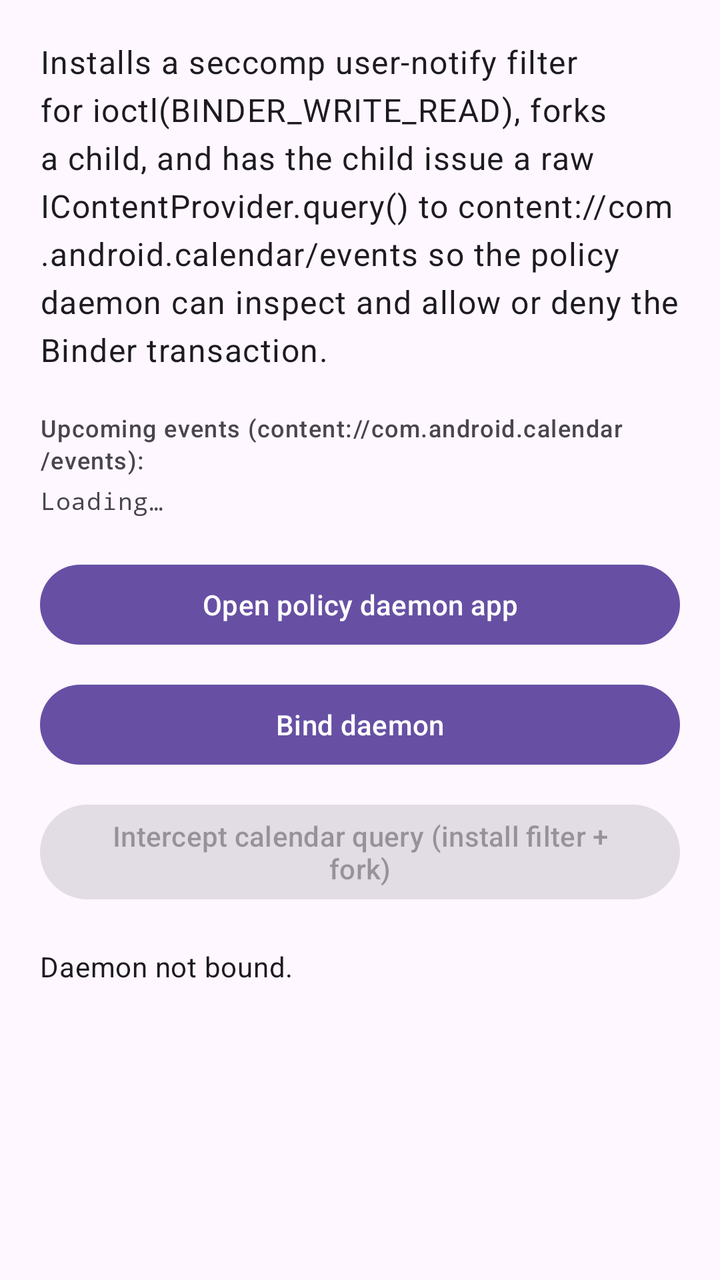
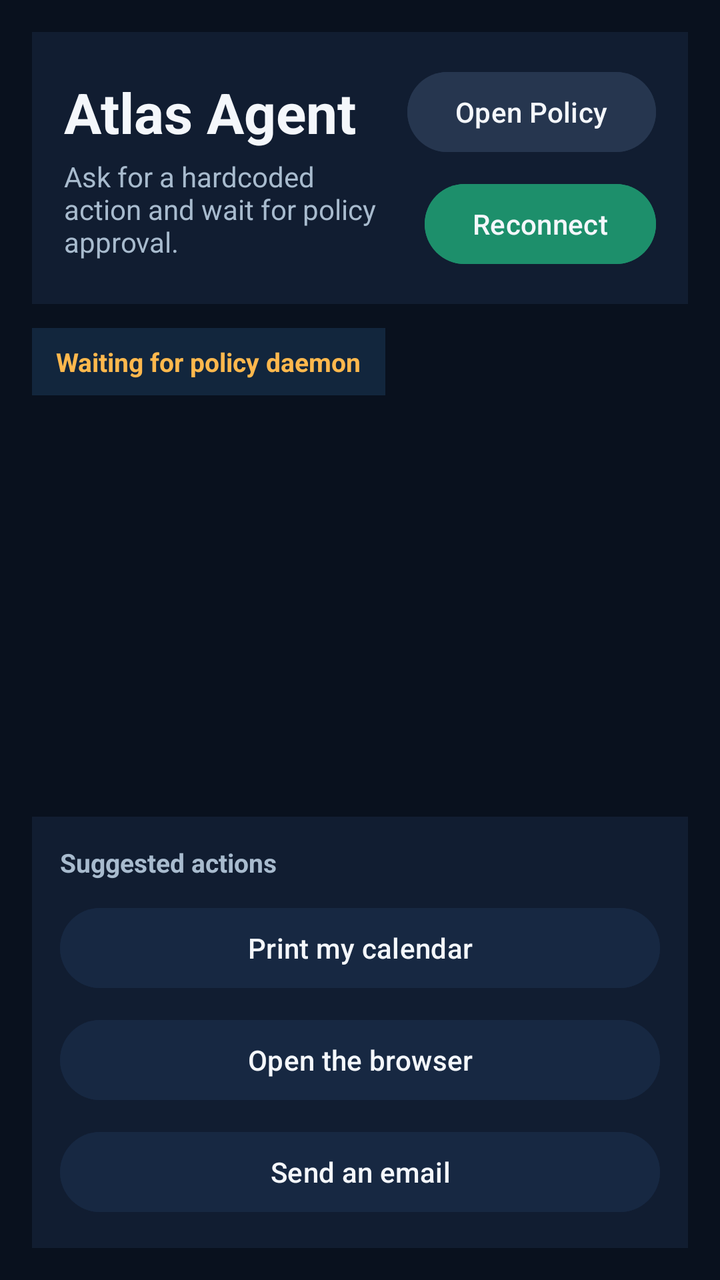

An Android layout rendered at two revisions. The XML below is the earlier revision; the diff shows what the commit changed to produce the second picture.
<!-- AndroidManifest.xml: application theme Theme.SeccompDemo -->
<!-- res/layout/activity_main.xml -->
<?xml version="1.0" encoding="utf-8"?>
<ScrollView xmlns:android="http://schemas.android.com/apk/res/android"
    android:layout_width="match_parent"
    android:layout_height="match_parent">

    <LinearLayout
        android:layout_width="match_parent"
        android:layout_height="wrap_content"
        android:orientation="vertical"
        android:padding="20dp">

        <TextView
            android:layout_width="match_parent"
            android:layout_height="wrap_content"
            android:text="Installs a seccomp user-notify filter for ioctl(BINDER_WRITE_READ), forks a child, and has the child issue a raw IContentProvider.query() to content://com.android.calendar/events so the policy daemon can inspect and allow or deny the Binder transaction."
            android:textAppearance="?attr/textAppearanceBodyLarge" />

        <TextView
            android:id="@+id/eventsLabel"
            android:layout_width="match_parent"
            android:layout_height="wrap_content"
            android:layout_marginTop="20dp"
            android:text="Upcoming events (content://com.android.calendar/events):"
            android:textAppearance="?attr/textAppearanceLabelMedium" />

        <TextView
            android:id="@+id/eventsText"
            android:layout_width="match_parent"
            android:layout_height="wrap_content"
            android:layout_marginTop="4dp"
            android:fontFamily="monospace"
            android:text="Loading…"
            android:textAppearance="?attr/textAppearanceBodySmall" />

        <Button
            android:id="@+id/openDaemonButton"
            android:layout_width="match_parent"
            android:layout_height="wrap_content"
            android:layout_marginTop="20dp"
            android:text="Open policy daemon app" />

        <Button
            android:id="@+id/bindDaemonButton"
            android:layout_width="match_parent"
            android:layout_height="wrap_content"
            android:layout_marginTop="12dp"
            android:text="Bind daemon" />

        <Button
            android:id="@+id/startDemoButton"
            android:layout_width="match_parent"
            android:layout_height="wrap_content"
            android:layout_marginTop="12dp"
            android:enabled="false"
            android:text="Intercept calendar query (install filter + fork)" />

        <TextView
            android:id="@+id/statusText"
            android:layout_width="match_parent"
            android:layout_height="wrap_content"
            android:layout_marginTop="20dp"
            android:text="Daemon not bound."
            android:textAppearance="?attr/textAppearanceBodyMedium" />
    </LinearLayout>
</ScrollView>
<!-- resources referenced by this layout -->
<resources>
  <style name="Theme.SeccompDemo" parent="Theme.Material3.DayNight.NoActionBar">
          <item name="android:statusBarColor" tools:targetApi="l">#101820</item>
      </style>
</resources>

<!-- the commit's change to res/layout/activity_main.xml (unified diff, before → after) -->
@@ -1,65 +1,178 @@
 <?xml version="1.0" encoding="utf-8"?>
-<ScrollView xmlns:android="http://schemas.android.com/apk/res/android"
+<LinearLayout xmlns:android="http://schemas.android.com/apk/res/android"
     android:layout_width="match_parent"
-    android:layout_height="match_parent">
+    android:layout_height="match_parent"
+    android:background="#09111E"
+    android:orientation="vertical"
+    android:padding="16dp">
 
     <LinearLayout
         android:layout_width="match_parent"
         android:layout_height="wrap_content"
+        android:background="#111D31"
+        android:gravity="center_vertical"
+        android:orientation="horizontal"
+        android:padding="16dp">
+
+        <LinearLayout
+            android:layout_width="0dp"
+            android:layout_height="wrap_content"
+            android:layout_weight="1"
+            android:orientation="vertical">
+
+            <TextView
+                android:layout_width="wrap_content"
+                android:layout_height="wrap_content"
+                android:text="Atlas Agent"
+                android:textColor="#F4F7FB"
+                android:textSize="28sp"
+                android:textStyle="bold" />
+
+            <TextView
+                android:layout_width="wrap_content"
+                android:layout_height="wrap_content"
+                android:layout_marginTop="4dp"
+                android:text="Ask for a hardcoded action and wait for policy approval."
+                android:textColor="#A8BBCE"
+                android:textSize="14sp" />
+        </LinearLayout>
+
+        <LinearLayout
+            android:layout_width="wrap_content"
+            android:layout_height="wrap_content"
+            android:gravity="end"
+            android:orientation="vertical">
+
+            <Button
+                android:id="@+id/openDaemonButton"
+                android:layout_width="wrap_content"
+                android:layout_height="wrap_content"
+                android:backgroundTint="#26364F"
+                android:text="Open Policy"
+                android:textAllCaps="false"
+                android:textColor="#F4F7FB" />
+
+            <Button
+                android:id="@+id/bindDaemonButton"
+                android:layout_width="wrap_content"
+                android:layout_height="wrap_content"
+                android:layout_marginTop="8dp"
+                android:backgroundTint="#1D8F6B"
+                android:text="Reconnect"
+                android:textAllCaps="false"
+                android:textColor="#F4F7FB" />
+        </LinearLayout>
+    </LinearLayout>
+
+    <TextView
+        android:id="@+id/connectionStatusText"
+        android:layout_width="wrap_content"
+        android:layout_height="wrap_content"
+        android:layout_marginTop="12dp"
+        android:background="#12263D"
+        android:paddingLeft="12dp"
+        android:paddingTop="8dp"
+        android:paddingRight="12dp"
+        android:paddingBottom="8dp"
+        android:text="Waiting for policy daemon"
+        android:textColor="#FFB84D"
+        android:textSize="13sp"
+        android:textStyle="bold" />
+
+    <androidx.core.widget.NestedScrollView
+        android:id="@+id/chatScroll"
+        android:layout_width="match_parent"
+        android:layout_height="0dp"
+        android:layout_marginTop="14dp"
+        android:layout_weight="1"
+        android:clipToPadding="false"
+        android:paddingBottom="8dp">
+
+        <LinearLayout
+            android:id="@+id/chatContainer"
+            android:layout_width="match_parent"
+            android:layout_height="wrap_content"
+            android:orientation="vertical" />
+    </androidx.core.widget.NestedScrollView>
+
+    <LinearLayout
+        android:id="@+id/responseCard"
+        android:layout_width="match_parent"
+        android:layout_height="wrap_content"
+        android:layout_marginTop="10dp"
+        android:background="#111D31"
         android:orientation="vertical"
-        android:padding="20dp">
+        android:padding="14dp"
+        android:visibility="gone">
 
         <TextView
+            android:id="@+id/responseTitleText"
+            android:layout_width="wrap_content"
+            android:layout_height="wrap_content"
+            android:text="Response"
+            android:textColor="#9FE870"
+            android:textSize="14sp"
+            android:textStyle="bold" />
+
+        <TextView
+            android:id="@+id/responseText"
             android:layout_width="match_parent"
             android:layout_height="wrap_content"
-            android:text="Installs a seccomp user-notify filter for ioctl(BINDER_WRITE_READ), forks a child, and has the child issue a raw IContentProvider.query() to content://com.android.calendar/events so the policy daemon can inspect and allow or deny the Binder transaction."
-            android:textAppearance="?attr/textAppearanceBodyLarge" />
+            android:layout_marginTop="8dp"
+            android:background="#0C1525"
+            android:fontFamily="monospace"
+            android:padding="12dp"
+            android:textColor="#E8F1FF"
+            android:textSize="13sp" />
+    </LinearLayout>
+
+    <LinearLayout
+        android:layout_width="match_parent"
+        android:layout_height="wrap_content"
+        android:layout_marginTop="14dp"
+        android:background="#111D31"
+        android:orientation="vertical"
+        android:padding="14dp">
 
         <TextView
-            android:id="@+id/eventsLabel"
+            android:layout_width="wrap_content"
+            android:layout_height="wrap_content"
+            android:text="Suggested actions"
+            android:textColor="#A8BBCE"
+            android:textSize="13sp"
+            android:textStyle="bold" />
+
+        <Button
+            android:id="@+id/calendarActionButton"
             android:layout_width="match_parent"
             android:layout_height="wrap_content"
-            android:layout_marginTop="20dp"
-            android:text="Upcoming events (content://com.android.calendar/events):"
-            android:textAppearance="?attr/textAppearanceLabelMedium" />
+            android:layout_marginTop="10dp"
+            android:backgroundTint="#172842"
+            android:enabled="false"
+            android:text="Print my calendar"
+            android:textAllCaps="false"
+            android:textColor="#F4F7FB" />
 
-        <TextView
-            android:id="@+id/eventsText"
+        <Button
+            android:id="@+id/browserActionButton"
             android:layout_width="match_parent"
             android:layout_height="wrap_content"
-            android:layout_marginTop="4dp"
-            android:fontFamily="monospace"
-            android:text="Loading…"
-            android:textAppearance="?attr/textAppearanceBodySmall" />
+            android:layout_marginTop="8dp"
+            android:backgroundTint="#172842"
+            android:enabled="false"
+            android:text="Open the browser"
+            android:textAllCaps="false"
+            android:textColor="#F4F7FB" />
 
         <Button
-            android:id="@+id/openDaemonButton"
+            android:id="@+id/emailActionButton"
             android:layout_width="match_parent"
             android:layout_height="wrap_content"
-            android:layout_marginTop="20dp"
-            android:text="Open policy daemon app" />
-
-        <Button
-            android:id="@+id/bindDaemonButton"
-            android:layout_width="match_parent"
-            android:layout_height="wrap_content"
-            android:layout_marginTop="12dp"
-            android:text="Bind daemon" />
-
-        <Button
-            android:id="@+id/startDemoButton"
-            android:layout_width="match_parent"
-            android:layout_height="wrap_content"
-            android:layout_marginTop="12dp"
+            android:layout_marginTop="8dp"
+            android:backgroundTint="#172842"
             android:enabled="false"
-            android:text="Intercept calendar query (install filter + fork)" />
-
-        <TextView
-            android:id="@+id/statusText"
-            android:layout_width="match_parent"
-            android:layout_height="wrap_content"
-            android:layout_marginTop="20dp"
-            android:text="Daemon not bound."
-            android:textAppearance="?attr/textAppearanceBodyMedium" />
+            android:text="Send an email"
+            android:textAllCaps="false"
+            android:textColor="#F4F7FB" />
     </LinearLayout>
-</ScrollView>
+</LinearLayout>
